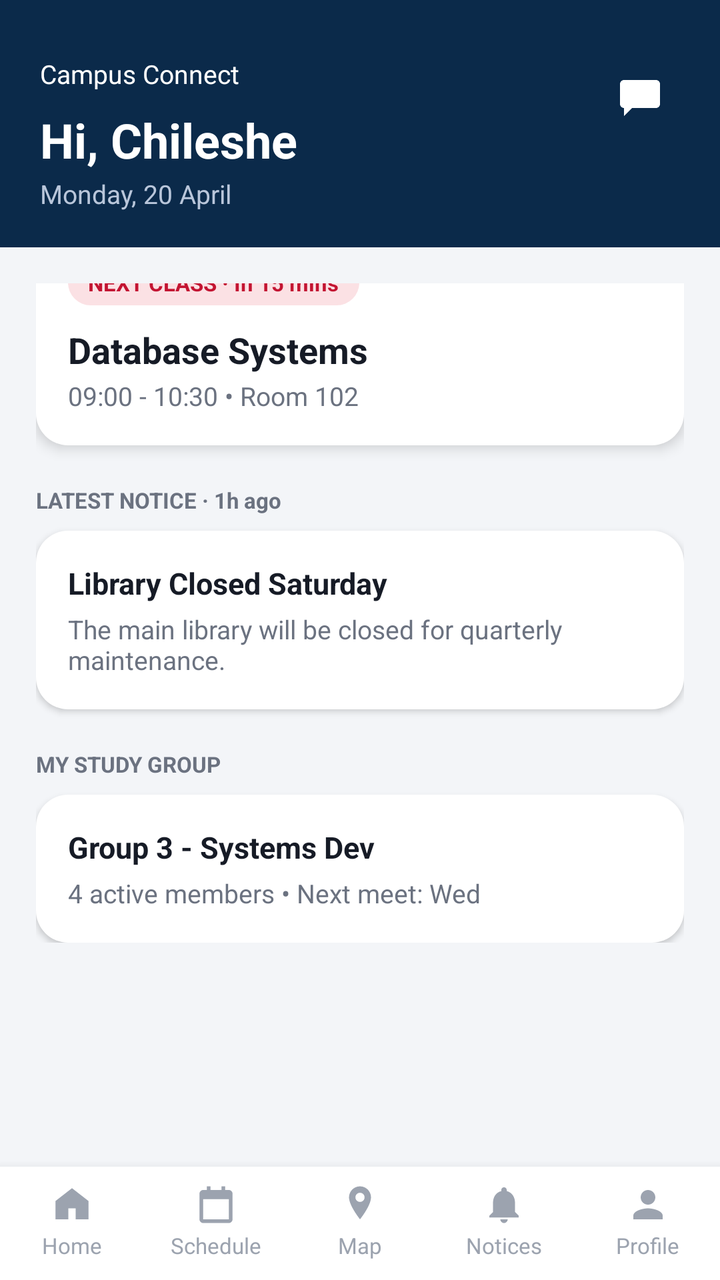
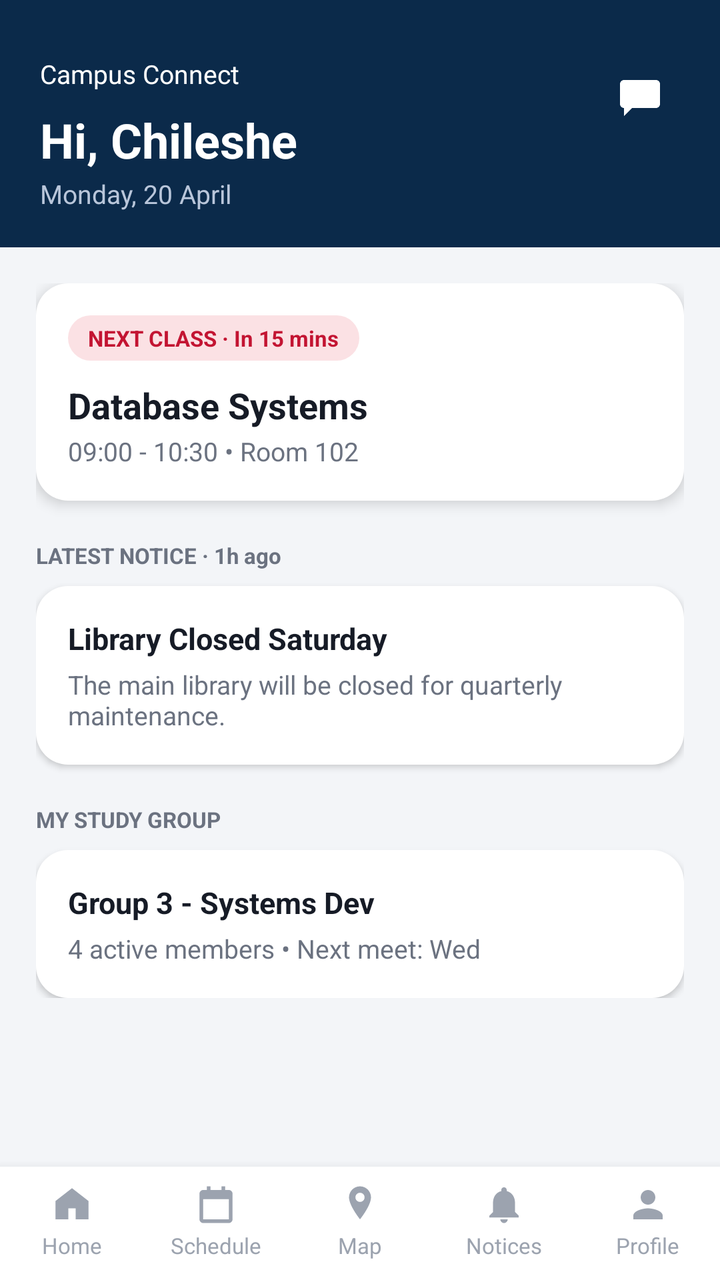

An Android layout rendered at two revisions. The XML below is the earlier revision; the diff shows what the commit changed to produce the second picture.
<!-- AndroidManifest.xml: application theme Theme.CampusApp -->
<!-- res/layout/activity_student_home.xml -->
<?xml version="1.0" encoding="utf-8"?>
<LinearLayout xmlns:android="http://schemas.android.com/apk/res/android"
    xmlns:app="http://schemas.android.com/apk/res-auto"
    android:layout_width="match_parent"
    android:layout_height="match_parent"
    android:orientation="vertical"
    android:background="@color/background">

    <ScrollView
        android:layout_width="match_parent"
        android:layout_height="0dp"
        android:layout_weight="1">

        <LinearLayout
            android:layout_width="match_parent"
            android:layout_height="wrap_content"
            android:orientation="vertical">

            <RelativeLayout style="@style/SectionHeader">
                <LinearLayout
                    android:layout_width="match_parent"
                    android:layout_height="wrap_content"
                    android:orientation="vertical"
                    android:layout_toStartOf="@+id/btnGroupChat">
                    <TextView
                        android:layout_width="wrap_content"
                        android:layout_height="wrap_content"
                        android:text="@string/app_name"
                        android:textColor="@color/white"
                        android:textSize="13sp"/>
                    <TextView
                        android:layout_width="wrap_content"
                        android:layout_height="wrap_content"
                        android:layout_marginTop="8dp"
                        android:text="Hi, Chileshe"
                        android:textColor="@color/white"
                        android:textSize="24sp"
                        android:textStyle="bold"/>
                    <TextView
                        android:layout_width="wrap_content"
                        android:layout_height="wrap_content"
                        android:layout_marginTop="2dp"
                        android:text="Monday, 20 April"
                        android:textColor="#B9C6DA"
                        android:textSize="13sp"/>
                </LinearLayout>

                <ImageView
                    android:id="@+id/btnGroupChat"
                    android:layout_width="40dp"
                    android:layout_height="40dp"
                    android:layout_alignParentTop="true"
                    android:layout_alignParentEnd="true"
                    android:src="@drawable/ic_chat"
                    app:tint="@color/white"
                    android:padding="8dp"
                    android:contentDescription="Group chat"
                    android:background="?attr/selectableItemBackgroundBorderless"/>
            </RelativeLayout>

            <LinearLayout
                android:layout_width="match_parent"
                android:layout_height="wrap_content"
                android:orientation="vertical"
                android:padding="18dp">

                <LinearLayout
                    android:layout_width="match_parent"
                    android:layout_height="wrap_content"
                    android:orientation="vertical"
                    android:background="@drawable/bg_card"
                    android:padding="16dp"
                    android:layout_marginTop="-28dp"
                    android:elevation="4dp">

                    <TextView
                        android:layout_width="wrap_content"
                        android:layout_height="wrap_content"
                        android:background="@drawable/bg_pill_red"
                        android:paddingLeft="10dp"
                        android:paddingRight="10dp"
                        android:paddingTop="4dp"
                        android:paddingBottom="4dp"
                        android:text="NEXT CLASS · In 15 mins"
                        android:textColor="@color/badge_red"
                        android:textSize="11sp"
                        android:textStyle="bold"/>

                    <TextView
                        android:layout_width="wrap_content"
                        android:layout_height="wrap_content"
                        android:layout_marginTop="10dp"
                        android:text="Database Systems"
                        android:textColor="@color/text_dark"
                        android:textSize="18sp"
                        android:textStyle="bold"/>

                    <TextView
                        android:layout_width="wrap_content"
                        android:layout_height="wrap_content"
                        android:layout_marginTop="2dp"
                        android:text="09:00 - 10:30 • Room 102"
                        android:textColor="@color/text_gray"
                        android:textSize="13sp"/>
                </LinearLayout>

                <TextView
                    android:layout_width="wrap_content"
                    android:layout_height="wrap_content"
                    android:layout_marginTop="20dp"
                    android:text="LATEST NOTICE · 1h ago"
                    android:textColor="@color/text_gray"
                    android:textSize="11sp"
                    android:textStyle="bold"/>

                <LinearLayout
                    android:layout_width="match_parent"
                    android:layout_height="wrap_content"
                    android:orientation="vertical"
                    android:background="@drawable/bg_card"
                    android:padding="16dp"
                    android:layout_marginTop="8dp"
                    android:elevation="2dp">

                    <TextView
                        android:layout_width="wrap_content"
                        android:layout_height="wrap_content"
                        android:text="Library Closed Saturday"
                        android:textColor="@color/text_dark"
                        android:textSize="15sp"
                        android:textStyle="bold"/>

                    <TextView
                        android:layout_width="match_parent"
                        android:layout_height="wrap_content"
                        android:layout_marginTop="4dp"
                        android:text="The main library will be closed for quarterly maintenance."
                        android:textColor="@color/text_gray"
                        android:textSize="13sp"/>
                </LinearLayout>

                <TextView
                    android:layout_width="wrap_content"
                    android:layout_height="wrap_content"
                    android:layout_marginTop="20dp"
                    android:text="MY STUDY GROUP"
                    android:textColor="@color/text_gray"
                    android:textSize="11sp"
                    android:textStyle="bold"/>

                <LinearLayout
                    android:id="@+id/cardStudyGroup"
                    android:layout_width="match_parent"
                    android:layout_height="wrap_content"
                    android:orientation="vertical"
                    android:background="@drawable/bg_card"
                    android:padding="16dp"
                    android:layout_marginTop="8dp"
                    android:elevation="2dp"
                    android:clickable="true"
                    android:focusable="true"
                    android:foreground="?attr/selectableItemBackground">

                    <TextView
                        android:layout_width="wrap_content"
                        android:layout_height="wrap_content"
                        android:text="Group 3 - Systems Dev"
                        android:textColor="@color/text_dark"
                        android:textSize="15sp"
                        android:textStyle="bold"/>

                    <TextView
                        android:layout_width="wrap_content"
                        android:layout_height="wrap_content"
                        android:layout_marginTop="4dp"
                        android:text="4 active members • Next meet: Wed"
                        android:textColor="@color/text_gray"
                        android:textSize="13sp"/>
                </LinearLayout>

            </LinearLayout>
        </LinearLayout>
    </ScrollView>

    <include layout="@layout/layout_bottom_nav" android:id="@+id/bottomNavInclude"/>

</LinearLayout>
<!-- res/layout/layout_bottom_nav.xml (included above) -->
<?xml version="1.0" encoding="utf-8"?>
<LinearLayout xmlns:android="http://schemas.android.com/apk/res/android"
    android:id="@+id/bottomNav"
    android:layout_width="match_parent"
    android:layout_height="wrap_content"
    android:orientation="horizontal"
    android:background="@color/white"
    android:elevation="8dp"
    android:paddingTop="8dp"
    android:paddingBottom="10dp">

    <LinearLayout android:id="@+id/navHome" style="@style/BottomNavItem">
        <ImageView android:id="@+id/navHomeIcon" style="@style/BottomNavIcon" android:src="@drawable/ic_home"/>
        <TextView android:id="@+id/navHomeLabel" style="@style/BottomNavLabel" android:text="Home"/>
    </LinearLayout>

    <LinearLayout android:id="@+id/navSchedule" style="@style/BottomNavItem">
        <ImageView android:id="@+id/navScheduleIcon" style="@style/BottomNavIcon" android:src="@drawable/ic_schedule"/>
        <TextView android:id="@+id/navScheduleLabel" style="@style/BottomNavLabel" android:text="Schedule"/>
    </LinearLayout>

    <LinearLayout android:id="@+id/navMap" style="@style/BottomNavItem">
        <ImageView android:id="@+id/navMapIcon" style="@style/BottomNavIcon" android:src="@drawable/ic_map"/>
        <TextView android:id="@+id/navMapLabel" style="@style/BottomNavLabel" android:text="Map"/>
    </LinearLayout>

    <LinearLayout android:id="@+id/navNotices" style="@style/BottomNavItem">
        <ImageView android:id="@+id/navNoticesIcon" style="@style/BottomNavIcon" android:src="@drawable/ic_notices"/>
        <TextView android:id="@+id/navNoticesLabel" style="@style/BottomNavLabel" android:text="Notices"/>
    </LinearLayout>

    <LinearLayout android:id="@+id/navProfile" style="@style/BottomNavItem">
        <ImageView android:id="@+id/navProfileIcon" style="@style/BottomNavIcon" android:src="@drawable/ic_profile"/>
        <TextView android:id="@+id/navProfileLabel" style="@style/BottomNavLabel" android:text="Profile"/>
    </LinearLayout>

</LinearLayout>
<!-- resources referenced by this layout -->
<resources>
  <color name="background">#F3F5F8</color>
  <color name="badge_red">#C31432</color>
  <color name="text_dark">#161B26</color>
  <color name="text_gray">#6B7280</color>
  <color name="white">#FFFFFF</color>
  <!-- drawable bg_card (drawable) -->
  <?xml version="1.0" encoding="utf-8"?>
  <shape xmlns:android="http://schemas.android.com/apk/res/android" android:shape="rectangle">
      <solid android:color="@color/card_white" />
      <corners android:radius="16dp" />
  </shape>
  <!-- drawable bg_pill_red (drawable) -->
  <?xml version="1.0" encoding="utf-8"?>
  <shape xmlns:android="http://schemas.android.com/apk/res/android" android:shape="rectangle">
      <solid android:color="@color/badge_red_bg" />
      <corners android:radius="20dp" />
  </shape>
  <!-- drawable ic_chat (drawable) -->
  <vector xmlns:android="http://schemas.android.com/apk/res/android"
      android:width="24dp" android:height="24dp" android:viewportWidth="24" android:viewportHeight="24">
      <path android:fillColor="@android:color/white"
          android:pathData="M4,4 L20,4 C21.1,4 22,4.9 22,6 L22,16 C22,17.1 21.1,18 20,18 L8,18 L4,22 L4,18 L4,18 C2.9,18 2,17.1 2,16 L2,6 C2,4.9 2.9,4 4,4 Z"/>
  </vector>
  <!-- drawable ic_home (drawable) -->
  <vector xmlns:android="http://schemas.android.com/apk/res/android"
      android:width="24dp" android:height="24dp" android:viewportWidth="24" android:viewportHeight="24"
      android:tint="?attr/colorControlNormal">
      <path android:fillColor="@android:color/white"
          android:pathData="M12,3 L21,10 L21,20 L14,20 L14,14 L10,14 L10,20 L3,20 L3,10 Z"
          android:fillType="evenOdd"/>
  </vector>
  <!-- drawable ic_map (drawable) -->
  <vector xmlns:android="http://schemas.android.com/apk/res/android"
      android:width="24dp" android:height="24dp" android:viewportWidth="24" android:viewportHeight="24">
      <path android:fillColor="@android:color/white"
          android:pathData="M12,2 C8.7,2 6,4.7 6,8 C6,12.5 12,20 12,20 C12,20 18,12.5 18,8 C18,4.7 15.3,2 12,2 Z M12,10.5 C10.6,10.5 9.5,9.4 9.5,8 C9.5,6.6 10.6,5.5 12,5.5 C13.4,5.5 14.5,6.6 14.5,8 C14.5,9.4 13.4,10.5 12,10.5 Z"/>
  </vector>
  <!-- drawable ic_profile (drawable) -->
  <vector xmlns:android="http://schemas.android.com/apk/res/android"
      android:width="24dp" android:height="24dp" android:viewportWidth="24" android:viewportHeight="24">
      <path android:fillColor="@android:color/white"
          android:pathData="M12,12 C14.2,12 16,10.2 16,8 C16,5.8 14.2,4 12,4 C9.8,4 8,5.8 8,8 C8,10.2 9.8,12 12,12 Z M12,14 C9.3,14 4,15.3 4,18 L4,20 L20,20 L20,18 C20,15.3 14.7,14 12,14 Z"/>
  </vector>
  <string name="app_name">Campus Connect</string>
  <style name="BottomNavIcon">
          <item name="android:layout_width">22dp</item>
          <item name="android:layout_height">22dp</item>
          <item name="android:tint">@color/text_gray_light</item>
      </style>
  <style name="BottomNavLabel">
          <item name="android:layout_width">wrap_content</item>
          <item name="android:layout_height">wrap_content</item>
          <item name="android:layout_marginTop">2dp</item>
          <item name="android:textSize">11sp</item>
          <item name="android:textColor">@color/text_gray_light</item>
      </style>
  <style name="Theme.CampusApp" parent="Theme.MaterialComponents.Light.NoActionBar">
          <item name="colorPrimary">@color/primary_blue</item>
          <item name="colorPrimaryDark">@color/navy_dark</item>
          <item name="colorAccent">@color/primary_red</item>
          <item name="android:windowBackground">@color/background</item>
          <item name="android:statusBarColor">@color/navy_dark</item>
      </style>
  <color name="card_white">#FFFFFF</color>
  <color name="badge_red_bg">#FBE1E4</color>
  <color name="text_gray_light">#9CA3AF</color>
  <color name="navy_dark">#0B2A4A</color>
  <color name="primary_blue">#12469E</color>
  <color name="primary_red">#C31432</color>
  <!-- unchanged entries left out for length: 4 -->
</resources>

<!-- the commit's change to res/layout/activity_student_home.xml (unified diff, before → after) -->
@@ -70,7 +70,7 @@
                     android:orientation="vertical"
                     android:background="@drawable/bg_card"
                     android:padding="16dp"
-                    android:layout_marginTop="-28dp"
+                    android:layout_marginTop="0dp"
                     android:elevation="4dp">
 
                     <TextView
